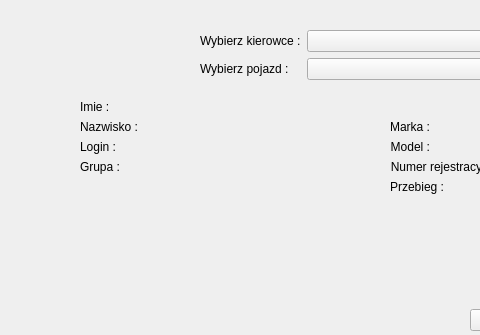
Old version of the form admin.ui in the repository Barto-Paja/iDocCar; both pictures show x 0 to 480 and y 0 to 335 of the 758 by 467 pixel window.
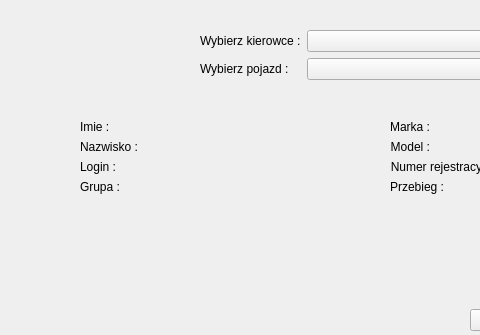
New version of the form.

What changed in the file:
```diff
--- a/admin.ui
+++ b/admin.ui
@@ -50,7 +50,7 @@
     <property name="geometry">
      <rect>
       <x>80</x>
-      <y>100</y>
+      <y>120</y>
       <width>301</width>
       <height>131</height>
      </rect>
```
